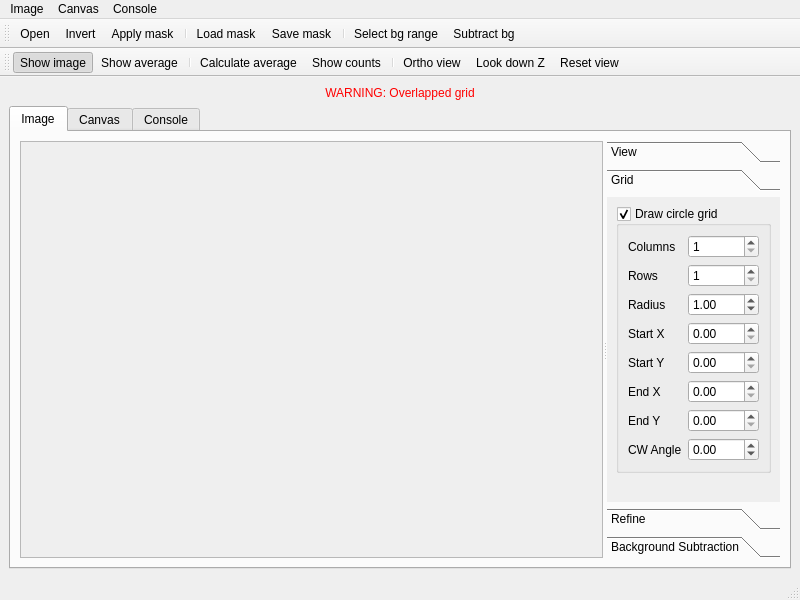
azurvii/yimp, file MainWindow.ui: the form before one commit.
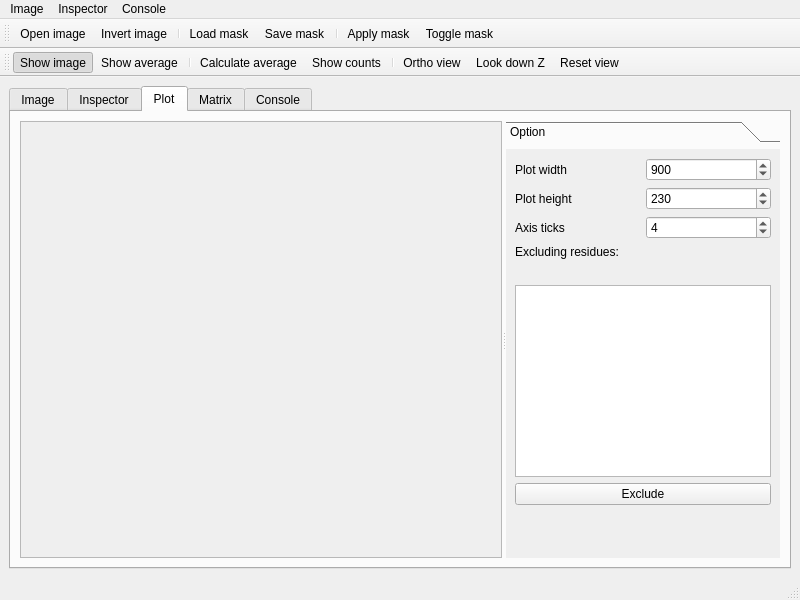
The form after the commit. The open tabs and pages were chosen to show the change. Custom widgets are drawn as their Qt base class.

Commit message: Added plotting and ScanSite matrix editing facility; fixed several bugs. "Background substration" is disabled. Definition of grid rows and columns is currently disabled.

What changed in the file:
```diff
--- a/MainWindow.ui
+++ b/MainWindow.ui
@@ -14,17 +14,7 @@
    <string>Yaffe Lab Image Processor</string>
   </property>
   <widget class="QWidget" name="centralwidget">
-   <layout class="QVBoxLayout" name="verticalLayout">
-    <item>
-     <widget class="QLabel" name="warningLabel">
-      <property name="text">
-       <string>&lt;font color=&quot;red&quot;&gt;WARNING: Overlapped grid&lt;/font&gt;</string>
-      </property>
-      <property name="alignment">
-       <set>Qt::AlignCenter</set>
-      </property>
-     </widget>
-    </item>
+   <layout class="QVBoxLayout" name="verticalLayout_14">
     <item>
      <widget class="QTabWidget" name="tabWidget">
       <property name="currentIndex">
@@ -55,8 +45,8 @@
              <rect>
               <x>0</x>
               <y>0</y>
-              <width>535</width>
-              <height>390</height>
+              <width>509</width>
+              <height>422</height>
              </rect>
             </property>
             <layout class="QHBoxLayout" name="horizontalLayout_4">
@@ -70,19 +60,7 @@
             </layout>
            </widget>
           </widget>
-          <widget class="QToolBox" name="imageToolBox">
-           <widget class="QWidget" name="page">
-            <property name="geometry">
-             <rect>
-              <x>0</x>
-              <y>0</y>
-              <width>184</width>
-              <height>258</height>
-             </rect>
-            </property>
-            <attribute name="label">
-             <string>View</string>
-            </attribute>
+          <widget class="QWidget" name="">
             <layout class="QVBoxLayout" name="verticalLayout_10">
              <item>
               <layout class="QHBoxLayout" name="horizontalLayout">
@@ -115,27 +93,14 @@
               </layout>
              </item>
              <item>
-              <spacer name="verticalSpacer_5">
-               <property name="orientation">
-                <enum>Qt::Vertical</enum>
-               </property>
-               <property name="sizeHint" stdset="0">
-                <size>
-                 <width>20</width>
-                 <height>194</height>
-                </size>
-               </property>
-              </spacer>
-             </item>
-            </layout>
-           </widget>
+             <widget class="QToolBox" name="imageToolBox">
            <widget class="QWidget" name="imageToolBoxPage1">
             <property name="geometry">
              <rect>
               <x>0</x>
-              <y>0</y>
+                 <y>-107</y>
               <width>208</width>
-              <height>353</height>
+                 <height>377</height>
              </rect>
             </property>
             <attribute name="label">
@@ -150,6 +115,9 @@
                <property name="checkable">
                 <bool>true</bool>
                </property>
+                  <property name="checked">
+                   <bool>false</bool>
+                  </property>
                <layout class="QVBoxLayout" name="verticalLayout_6">
                 <item>
                  <layout class="QGridLayout" name="gridLayout">
@@ -162,12 +130,18 @@
                   </item>
                   <item row="0" column="1">
                    <widget class="QSpinBox" name="gridColumnSpin">
+                       <property name="readOnly">
+                        <bool>true</bool>
+                       </property>
                     <property name="minimum">
                      <number>1</number>
                     </property>
                     <property name="maximum">
                      <number>999</number>
                     </property>
+                       <property name="value">
+                        <number>22</number>
+                       </property>
                    </widget>
                   </item>
                   <item row="1" column="0">
@@ -179,12 +153,18 @@
                   </item>
                   <item row="1" column="1">
                    <widget class="QSpinBox" name="gridRowSpin">
+                       <property name="readOnly">
+                        <bool>true</bool>
+                       </property>
                     <property name="minimum">
                      <number>1</number>
                     </property>
                     <property name="maximum">
                      <number>999</number>
                     </property>
+                       <property name="value">
+                        <number>9</number>
+                       </property>
                    </widget>
                   </item>
                   <item row="2" column="0">
@@ -278,6 +258,20 @@
                </layout>
               </widget>
              </item>
+                <item>
+                 <widget class="QLabel" name="warningLabel">
+                  <property name="text">
+                   <string>&lt;!DOCTYPE HTML PUBLIC &quot;-//W3C//DTD HTML 4.0//EN&quot; &quot;http://www.w3.org/TR/REC-html40/strict.dtd&quot;&gt;
+&lt;html&gt;&lt;head&gt;&lt;meta name=&quot;qrichtext&quot; content=&quot;1&quot; /&gt;&lt;style type=&quot;text/css&quot;&gt;
+p, li { white-space: pre-wrap; }
+&lt;/style&gt;&lt;/head&gt;&lt;body style=&quot; font-family:'Lucida Grande'; font-size:13pt; font-weight:400; font-style:normal;&quot;&gt;
+&lt;p style=&quot; margin-top:0px; margin-bottom:0px; margin-left:0px; margin-right:0px; -qt-block-indent:0; text-indent:0px;&quot;&gt;&lt;span style=&quot; color:#ff0000;&quot;&gt;Overlapping grid&lt;/span&gt;&lt;/p&gt;&lt;/body&gt;&lt;/html&gt;</string>
+                  </property>
+                  <property name="alignment">
+                   <set>Qt::AlignCenter</set>
+                  </property>
+                 </widget>
+                </item>
              <item>
               <spacer name="verticalSpacer_2">
                <property name="orientation">
@@ -471,13 +465,16 @@
             </layout>
            </widget>
           </widget>
+            </item>
+           </layout>
+          </widget>
          </widget>
         </item>
        </layout>
       </widget>
       <widget class="QWidget" name="canvasTab">
        <attribute name="title">
-        <string>Canvas</string>
+        <string>Inspector</string>
        </attribute>
        <layout class="QVBoxLayout" name="verticalLayout_5">
         <item>
@@ -589,6 +586,224 @@
         </item>
        </layout>
       </widget>
+      <widget class="QWidget" name="plotTab">
+       <attribute name="title">
+        <string>Plot</string>
+       </attribute>
+       <layout class="QVBoxLayout" name="verticalLayout">
+        <item>
+         <widget class="QSplitter" name="plotSplitter">
+          <property name="orientation">
+           <enum>Qt::Horizontal</enum>
+          </property>
+          <widget class="QScrollArea" name="plotScroll">
+           <property name="sizePolicy">
+            <sizepolicy hsizetype="Expanding" vsizetype="Expanding">
+             <horstretch>1</horstretch>
+             <verstretch>0</verstretch>
+            </sizepolicy>
+           </property>
+           <property name="widgetResizable">
+            <bool>true</bool>
+           </property>
+           <widget class="QWidget" name="scrollAreaWidgetContents_2">
+            <property name="geometry">
+             <rect>
+              <x>0</x>
+              <y>0</y>
+              <width>439</width>
+              <height>422</height>
+             </rect>
+            </property>
+           </widget>
+          </widget>
+          <widget class="QToolBox" name="toolBox_3">
+           <property name="currentIndex">
+            <number>0</number>
+           </property>
+           <widget class="QWidget" name="page_11">
+            <property name="geometry">
+             <rect>
+              <x>0</x>
+              <y>0</y>
+              <width>280</width>
+              <height>392</height>
+             </rect>
+            </property>
+            <attribute name="label">
+             <string>Option</string>
+            </attribute>
+            <layout class="QVBoxLayout" name="verticalLayout_15">
+             <item>
+              <layout class="QGridLayout" name="gridLayout_4">
+               <item row="0" column="0">
+                <widget class="QLabel" name="label_18">
+                 <property name="text">
+                  <string>Plot width</string>
+                 </property>
+                </widget>
+               </item>
+               <item row="1" column="0">
+                <widget class="QLabel" name="label_19">
+                 <property name="text">
+                  <string>Plot height</string>
+                 </property>
+                </widget>
+               </item>
+               <item row="2" column="0">
+                <widget class="QLabel" name="label_20">
+                 <property name="text">
+                  <string>Axis ticks</string>
+                 </property>
+                </widget>
+               </item>
+               <item row="2" column="1">
+                <widget class="QSpinBox" name="plotTickSpin">
+                 <property name="value">
+                  <number>4</number>
+                 </property>
+                </widget>
+               </item>
+               <item row="0" column="1">
+                <widget class="QSpinBox" name="plotWidthSpin">
+                 <property name="maximum">
+                  <number>999999</number>
+                 </property>
+                 <property name="value">
+                  <number>900</number>
+                 </property>
+                </widget>
+               </item>
+               <item row="1" column="1">
+                <widget class="QSpinBox" name="plotHeightSpin">
+                 <property name="maximum">
+                  <number>999999</number>
+                 </property>
+                 <property name="value">
+                  <number>230</number>
+                 </property>
+                </widget>
+               </item>
+              </layout>
+             </item>
+             <item>
+              <widget class="QLabel" name="label_21">
+               <property name="text">
+                <string>Excluding residues:</string>
+               </property>
+              </widget>
+             </item>
+             <item>
+              <widget class="QLabel" name="excludedResidueLabel"/>
+             </item>
+             <item>
+              <widget class="QPlainTextEdit" name="excludedResidueEdit"/>
+             </item>
+             <item>
+              <widget class="QPushButton" name="excludeResidueButton">
+               <property name="text">
+                <string>Exclude</string>
+               </property>
+              </widget>
+             </item>
+             <item>
+              <spacer name="verticalSpacer_7">
+               <property name="orientation">
+                <enum>Qt::Vertical</enum>
+               </property>
+               <property name="sizeHint" stdset="0">
+                <size>
+                 <width>20</width>
+                 <height>35</height>
+                </size>
+               </property>
+              </spacer>
+             </item>
+            </layout>
+           </widget>
+          </widget>
+         </widget>
+        </item>
+       </layout>
+      </widget>
+      <widget class="QWidget" name="matrixTab">
+       <attribute name="title">
+        <string>Matrix</string>
+       </attribute>
+       <layout class="QVBoxLayout" name="verticalLayout_12">
+        <item>
+         <widget class="QSplitter" name="matrixSplitter">
+          <property name="orientation">
+           <enum>Qt::Horizontal</enum>
+          </property>
+          <widget class="QTableView" name="matrixTable"/>
+          <widget class="QToolBox" name="toolBox_2">
+           <property name="currentIndex">
+            <number>0</number>
+           </property>
+           <widget class="QWidget" name="page_2">
+            <property name="geometry">
+             <rect>
+              <x>0</x>
+              <y>0</y>
+              <width>378</width>
+              <height>392</height>
+             </rect>
+            </property>
+            <attribute name="label">
+             <string>Option</string>
+            </attribute>
+            <layout class="QVBoxLayout" name="verticalLayout_13">
+             <item>
+              <widget class="QCheckBox" name="isScansite2MatrixCheck">
+               <property name="text">
+                <string>ScanSite 2.0 matrix</string>
+               </property>
+               <property name="checked">
+                <bool>true</bool>
+               </property>
+              </widget>
+             </item>
+             <item>
+              <widget class="QLabel" name="label_22">
+               <property name="text">
+                <string>Phospho site(s)</string>
+               </property>
+              </widget>
+             </item>
+             <item>
+              <widget class="QLabel" name="phosphoLabel"/>
+             </item>
+             <item>
+              <widget class="QPlainTextEdit" name="phosphoEdit"/>
+             </item>
+             <item>
+              <widget class="QPushButton" name="phosphoButton">
+               <property name="text">
+                <string>Assign site(s)</string>
+               </property>
+              </widget>
+             </item>
+             <item>
+              <spacer name="verticalSpacer_6">
+               <property name="orientation">
+                <enum>Qt::Vertical</enum>
+               </property>
+               <property name="sizeHint" stdset="0">
+                <size>
+                 <width>20</width>
+                 <height>310</height>
+                </size>
+               </property>
+              </spacer>
+             </item>
+            </layout>
+           </widget>
+          </widget>
+         </widget>
+        </item>
+       </layout>
+      </widget>
       <widget class="QWidget" name="consoleTab">
        <attribute name="title">
         <string>Console</string>
@@ -637,7 +852,7 @@
    </widget>
    <widget class="QMenu" name="menuCalculate">
     <property name="title">
-     <string>Canvas</string>
+     <string>Inspector</string>
     </property>
     <addaction name="actionInvertedImage"/>
     <addaction name="separator"/>
@@ -676,13 +891,12 @@
    </attribute>
    <addaction name="actionOpen"/>
    <addaction name="actionInvert"/>
-   <addaction name="actionApplyMask"/>
    <addaction name="separator"/>
    <addaction name="actionLoadMask"/>
    <addaction name="actionSaveMask"/>
    <addaction name="separator"/>
-   <addaction name="actionSelectBackground"/>
-   <addaction name="actionSubtractBackground"/>
+   <addaction name="actionApplyMask"/>
+   <addaction name="actionToggleMask"/>
   </widget>
   <widget class="QToolBar" name="canvasToolBar">
    <property name="windowTitle">
@@ -706,7 +920,7 @@
   </widget>
   <action name="actionOpen">
    <property name="text">
-    <string>Open</string>
+    <string>Open image</string>
    </property>
    <property name="statusTip">
     <string>Open an image</string>
@@ -714,7 +928,7 @@
   </action>
   <action name="actionInvert">
    <property name="text">
-    <string>Invert</string>
+    <string>Invert image</string>
    </property>
    <property name="statusTip">
     <string>Invert the image color</string>
@@ -841,7 +1055,17 @@
   </action>
   <action name="actionExportAverages">
    <property name="text">
-    <string>Export averages</string>
+    <string>Export average intensity</string>
+   </property>
+  </action>
+  <action name="actionExportScanSitePssm">
+   <property name="text">
+    <string>Export ScanSite PSSM</string>
+   </property>
+  </action>
+  <action name="actionToggleMask">
+   <property name="text">
+    <string>Toggle mask</string>
    </property>
   </action>
  </widget>
```
Left out of the diff: 23 changed lines with no effect on the pictures. Lines whose indentation alone changed are shown as unchanged. The commit also changes 16 other files.
